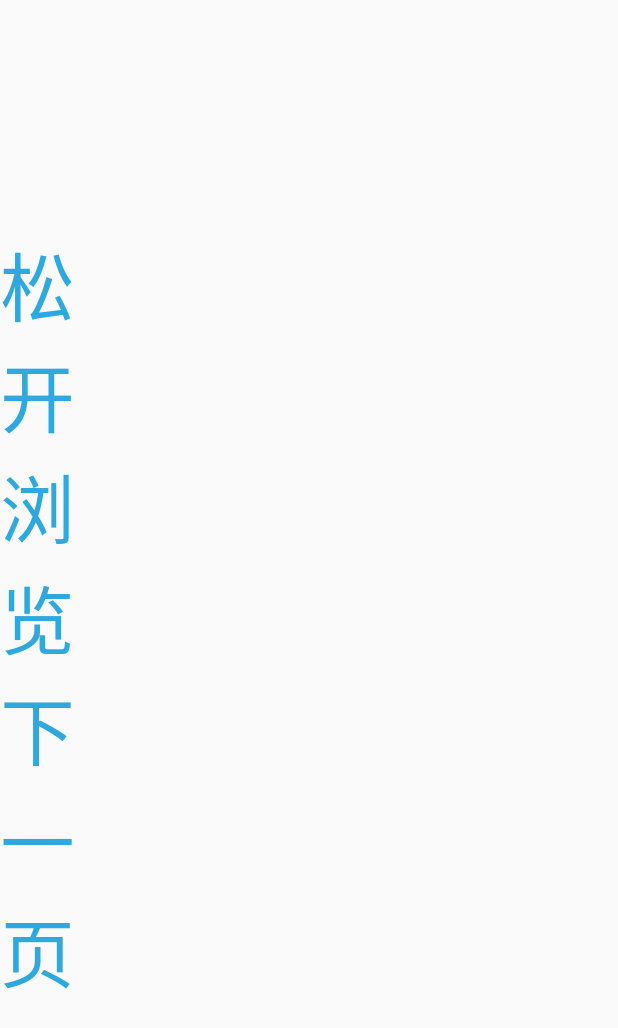
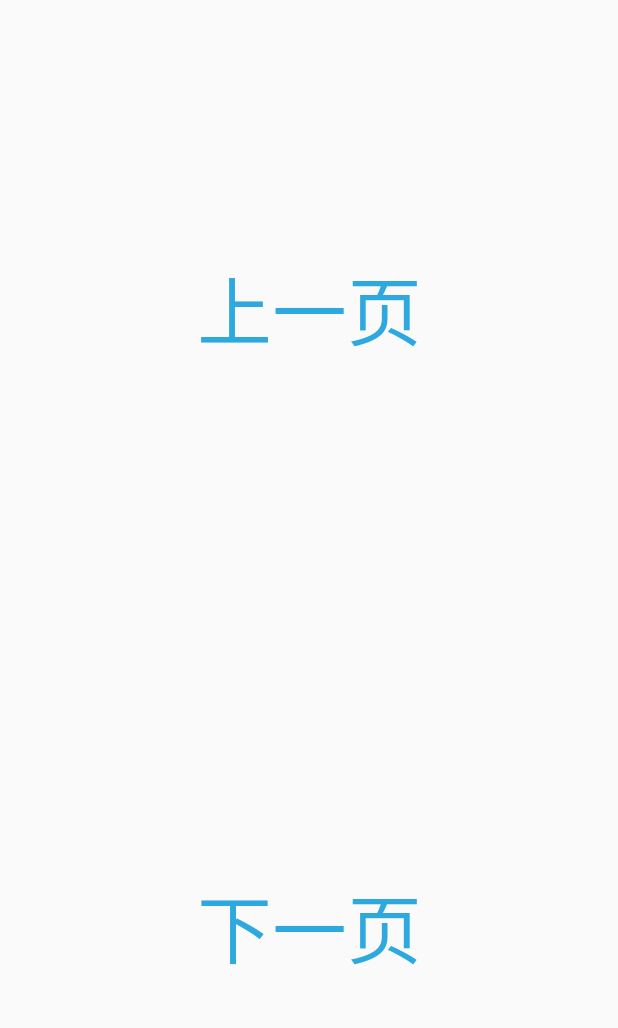
Before and after one commit to JinhaoLi/BiliBiliPaint, an Android app: the layout item_viewpager_end.xml on its own in the app's theme, with its tools: preview values and no code run, on a phone screen of 412 x 824 dp. Shown: the top 1028 px of the screen. Run offline under Robolectric (Android 15) with nearby library versions, the phone set to English and light mode, and no system bars.

Commit message:
修改切换动画

```diff
--- a/app/src/main/res/layout/item_viewpager_end.xml
+++ b/app/src/main/res/layout/item_viewpager_end.xml
@@ -1,13 +1,22 @@
 <?xml version="1.0" encoding="utf-8"?>
 <LinearLayout xmlns:android="http://schemas.android.com/apk/res/android"
-              android:orientation="horizontal"
-              android:layout_width="50dp"
+              android:orientation="vertical"
+              android:layout_width="match_parent"
               android:layout_height="match_parent">
 
     <TextView
-            android:text="松开浏览下一页"
-            android:layout_width="50dp"
+            android:text="上一页"
+            android:layout_width="match_parent"
             android:gravity="center"
+            android:layout_weight="1"
             android:textSize="50dp"
             android:layout_height="match_parent" android:id="@+id/textView18"/>
+
+    <TextView
+            android:text="下一页"
+            android:layout_width="match_parent"
+            android:gravity="center"
+            android:layout_weight="1"
+            android:textSize="50dp"
+            android:layout_height="match_parent" android:id="@+id/textView19"/>
 </LinearLayout>
```
Also changed, not shown: app/src/main/java/com/jil/paintf/activity/DocDetailActivity.kt (+22 -2 lines), app/src/main/java/com/jil/paintf/adapter/ImagePagerAdapter.java (+7 -4 lines).
